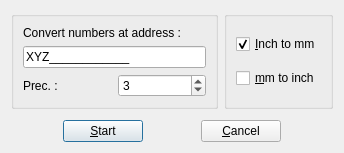
First picture: the form in addons/src/i2mprog/i2mprogdialog.ui, repository GCodeProjects/GCodeWorkShop, before the edit.
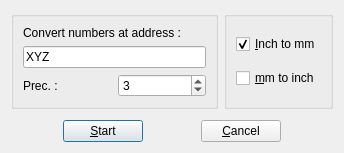
Second picture: the form after the edit. Icons and pictures are not drawn.

Patch:
```diff
--- a/addons/src/i2mprog/i2mprogdialog.ui
+++ b/addons/src/i2mprog/i2mprogdialog.ui
@@ -31,9 +31,6 @@
         </item>
         <item>
          <widget class="QLineEdit" name="mInput">
-          <property name="inputMask">
-           <string>Aaaaaaaaaaaaaaa;_</string>
-          </property>
           <property name="text">
            <string>XYZ</string>
           </property>
```
Left out of the diff: 3 changed lines with no effect on the pictures.
